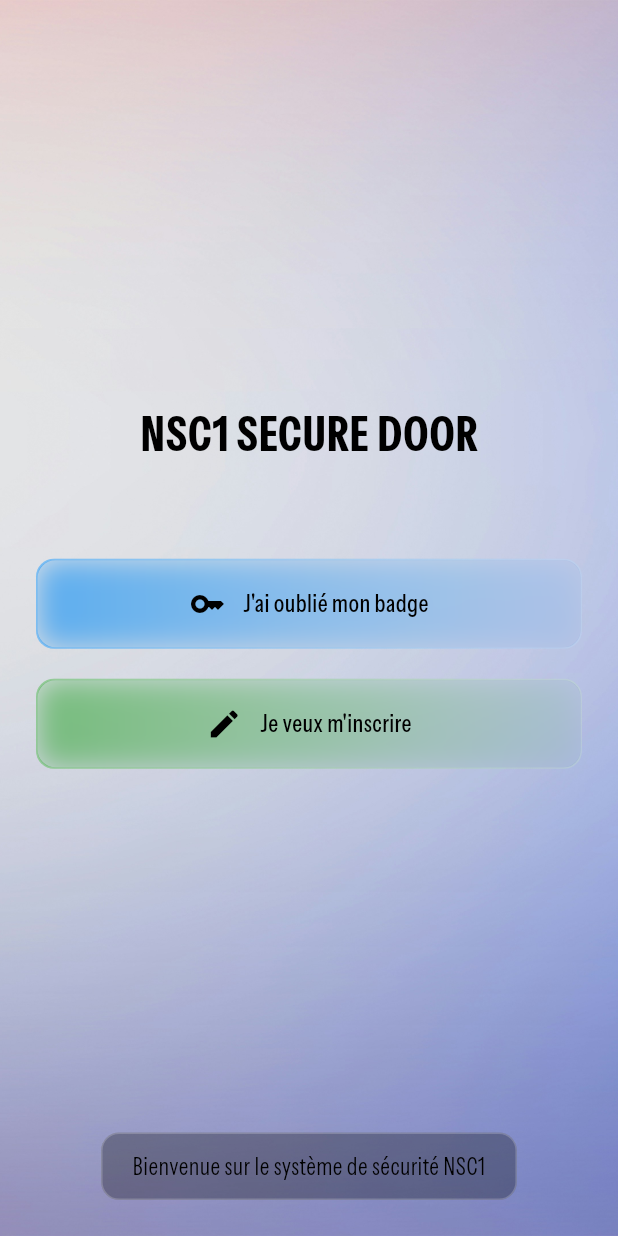
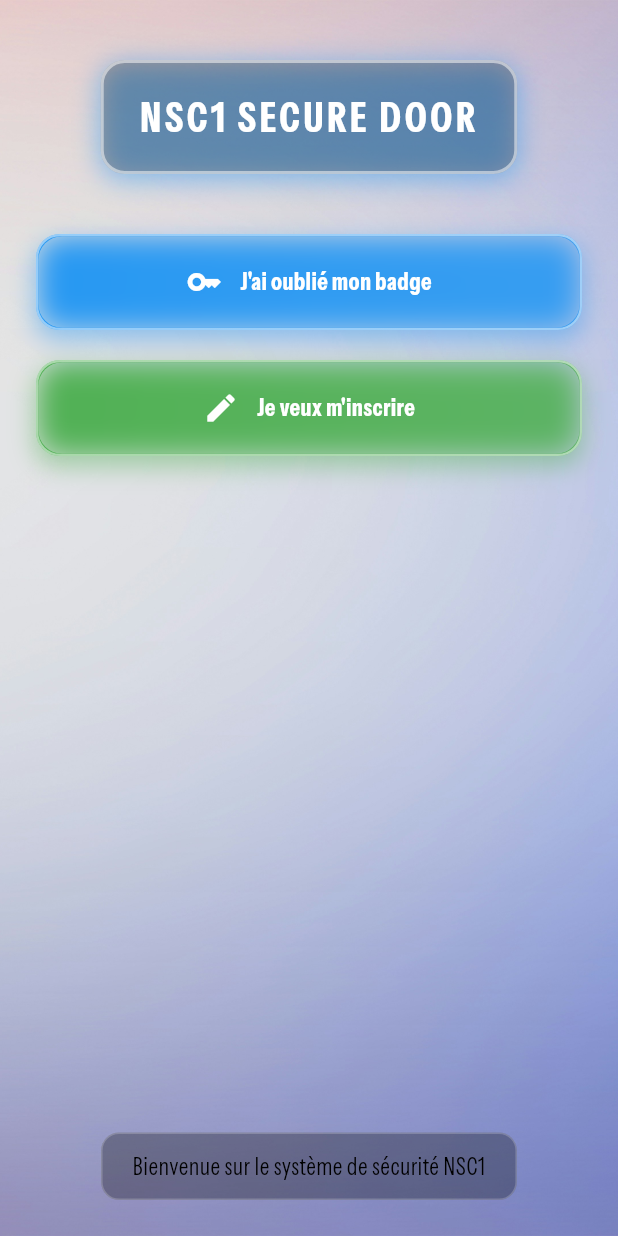
Before and after one commit to Leo-RD/nsc1_mobileapp, a Flutter app: the screen it shows after launch, on a phone screen of 412 x 824 dp. Run offline on Flutter 3.47's test engine with Material 3 defaults, Android fonts, the phone set to English and light mode, and no system bars; project files that could hold a hidden picture were left out.

Commit message:
windusrf merci

```diff
--- a/lib/main.dart
+++ b/lib/main.dart
@@ -42,30 +42,57 @@ class HomePage extends StatelessWidget {
           child: Padding(
             padding: const EdgeInsets.all(24.0),
             child: Column(
-              mainAxisAlignment: MainAxisAlignment.center,
+              mainAxisAlignment: MainAxisAlignment.start,
               crossAxisAlignment: CrossAxisAlignment.center,
               children: [
-                const Spacer(flex: 2),
+                // Place le titre plus haut
+                const SizedBox(height: 16),
 
-                // Main title
-                Text(
-                  'NSC1 SECURE DOOR',
-                  style: TextStyle(
-                    fontSize: 32,
-                    fontWeight: FontWeight.bold,
-                    color: Colors.black,
-                    fontFamily: 'Instrument Sans',
+                // Animated title with container
+                FadeInAnimation(
+                  child: Container(
+                    padding: const EdgeInsets.symmetric(
+                      horizontal: 24.0,
+                      vertical: 16.0,
+                    ),
+                    decoration: BoxDecoration(
+                      color: Colors.black.withOpacity(0.25),
+                      borderRadius: BorderRadius.circular(16.0),
+                      border: Border.all(
+                        color: Colors.white.withOpacity(0.5),
+                        width: 2.0,
+                      ),
+                      boxShadow: [
+                        BoxShadow(
+                          color: Colors.blue.withOpacity(0.5),
+                          blurRadius: 15,
+                          spreadRadius: 1,
+                          offset: const Offset(0, 3),
+                        ),
+                      ],
+                    ),
+                    child: const Text(
+                      'NSC1 SECURE DOOR',
+                      style: TextStyle(
+                        fontSize: 28,
+                        fontWeight: FontWeight.bold,
+                        color: Colors.white,
+                        letterSpacing: 2.0,
+                        fontFamily: 'Instrument Sans',
+                      ),
+                      textAlign: TextAlign.center,
+                    ),
                   ),
                 ),
 
-                const SizedBox(height: 60),
+                const SizedBox(height: 40),
 
                 // Forgot badge button
                 _buildGlassButton(
                   onPressed: () => Navigator.pushNamed(context, '/login'),
                   icon: Icons.key,
                   text: "J'ai oublié mon badge",
-                  color: Colors.blue.withValues(alpha: 0.7),
+                  color: Colors.blue,
                 ),
 
                 const SizedBox(height: 20),
@@ -75,10 +102,10 @@ class HomePage extends StatelessWidget {
                   onPressed: () => Navigator.pushNamed(context, '/register'),
                   icon: Icons.edit,
                   text: "Je veux m'inscrire",
-                  color: Colors.green.withValues(alpha: 0.7),
+                  color: Colors.green,
                 ),
 
-                const Spacer(flex: 2),
+                const Spacer(),
 
                 // Contact info
                 Container(
@@ -120,41 +147,54 @@ class HomePage extends StatelessWidget {
   }) {
     return Container(
       width: double.infinity,
-      height: 60,
+      height: 64,
       decoration: BoxDecoration(
-        borderRadius: BorderRadius.circular(12),
+        borderRadius: BorderRadius.circular(16),
         gradient: LinearGradient(
           begin: Alignment.topLeft,
           end: Alignment.bottomRight,
-          colors: [color, color.withValues(alpha: 0.1)],
+          colors: [
+            color.withOpacity(0.95),
+            color.withOpacity(0.75),
+          ],
         ),
+        boxShadow: [
+          BoxShadow(
+            color: color.withOpacity(0.45),
+            blurRadius: 14,
+            spreadRadius: 1,
+            offset: const Offset(0, 6),
+          ),
+        ],
         border: Border.all(
-          color: Colors.white.withValues(alpha: 0.2),
-          width: 1,
+          color: Colors.white.withOpacity(0.5),
+          width: 1.5,
         ),
       ),
       child: ClipRRect(
-        borderRadius: BorderRadius.circular(12),
+        borderRadius: BorderRadius.circular(16),
         child: BackdropFilter(
           filter: ImageFilter.blur(sigmaX: 10, sigmaY: 10),
           child: Material(
             color: Colors.transparent,
             child: InkWell(
               onTap: onPressed,
-              borderRadius: BorderRadius.circular(12),
+              borderRadius: BorderRadius.circular(16),
+              splashColor: Colors.white.withOpacity(0.2),
+              highlightColor: Colors.white.withOpacity(0.1),
               child: Container(
                 padding: const EdgeInsets.symmetric(horizontal: 20),
                 child: Row(
                   mainAxisAlignment: MainAxisAlignment.center,
                   children: [
-                    Icon(icon, size: 24, color: Colors.black),
+                    Icon(icon, size: 24, color: Colors.white),
                     const SizedBox(width: 12),
                     Text(
                       text,
-                      style: TextStyle(
+                      style: const TextStyle(
                         fontSize: 16,
-                        fontWeight: FontWeight.w500,
-                        color: Colors.black,
+                        fontWeight: FontWeight.w600,
+                        color: Colors.white,
                         fontFamily: 'Instrument Sans',
                       ),
                     ),
@@ -165,6 +205,75 @@ class HomePage extends StatelessWidget {
           ),
         ),
       ),
+    );
+  }
+}
+
+// Fade in animation for the title
+class FadeInAnimation extends StatefulWidget {
+  final Widget child;
+  final Duration duration;
+
+  const FadeInAnimation({
+    Key? key,
+    required this.child,
+    this.duration = const Duration(milliseconds: 1000),
+  }) : super(key: key);
+
+  @override
+  _FadeInAnimationState createState() => _FadeInAnimationState();
+}
+
+class _FadeInAnimationState extends State<FadeInAnimation>
+    with SingleTickerProviderStateMixin {
+  late AnimationController _controller;
+  late Animation<double> _opacity;
+  late Animation<double> _offset;
+
+  @override
+  void initState() {
+    super.initState();
+    _controller = AnimationController(
+      vsync: this,
+      duration: widget.duration,
+    );
+
+    _opacity = Tween<double>(begin: 0.0, end: 1.0).animate(
+      CurvedAnimation(
+        parent: _controller,
+        curve: Curves.easeInOutCubic,
+      ),
+    );
+
+    _offset = Tween<double>(begin: 20.0, end: 0.0).animate(
+      CurvedAnimation(
+        parent: _controller,
+        curve: Curves.easeOutCubic,
+      ),
+    );
+
+    _controller.forward();
+  }
+
+  @override
+  void dispose() {
+    _controller.dispose();
+    super.dispose();
+  }
+
+  @override
+  Widget build(BuildContext context) {
+    return AnimatedBuilder(
+      animation: _controller,
+      builder: (context, child) {
+        return Transform.translate(
+          offset: Offset(0, _offset.value),
+          child: Opacity(
+            opacity: _opacity.value,
+            child: widget.child,
+          ),
+        );
+      },
     );
   }
 }
```
Also changed, not shown: 1 other file.
